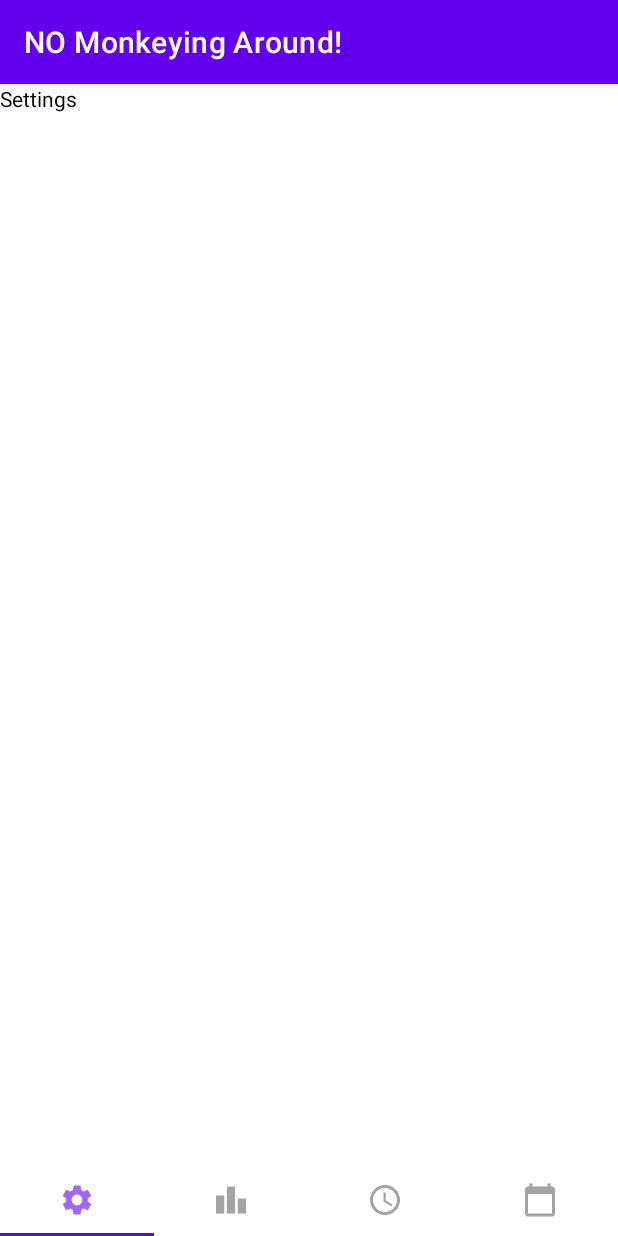
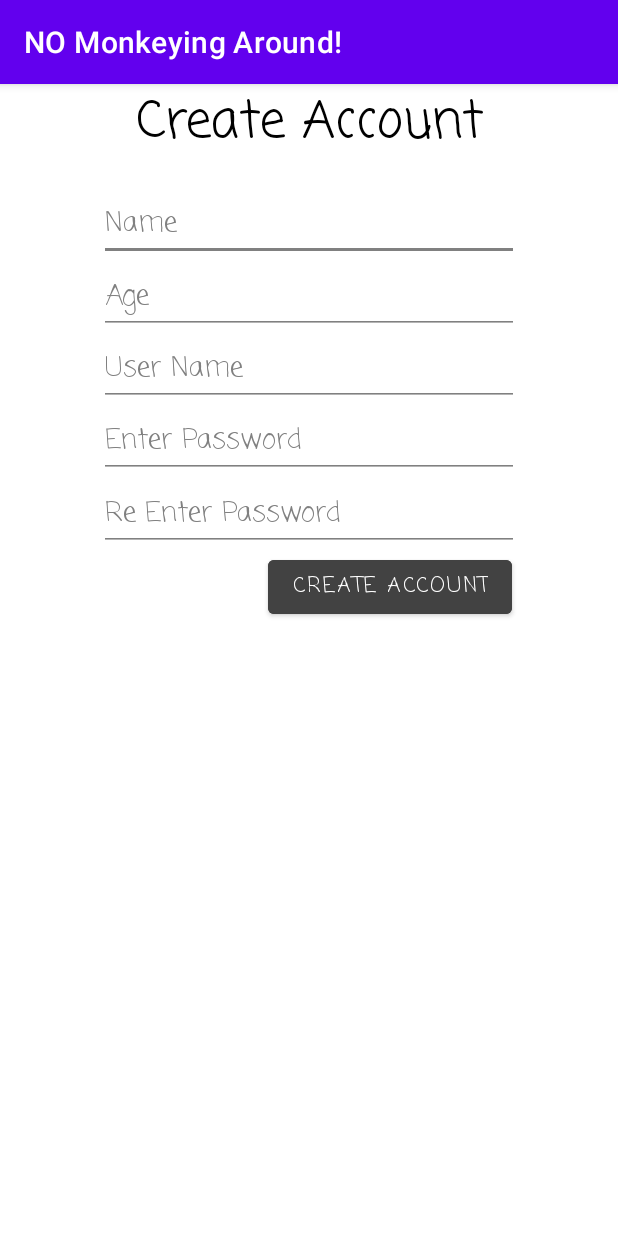
Before and after one commit to ETS-Android3/Android-Monke, an Android app: the screen it shows after launch (MainActivity before the commit, AccountCreate after it), on a phone screen of 412 x 824 dp. Run offline under Robolectric (Android 15) with nearby library versions, the phone set to English and light mode, and no system bars.

Commit message:
account creation page added and start of db setup

```diff
--- /dev/null
+++ b/NOMonkeyingAround/app/src/main/java/com/example/nomonkeyingaround/AccountCreate.java
@@ -0,0 +1,59 @@
+package com.example.nomonkeyingaround;
+
+import androidx.appcompat.app.AppCompatActivity;
+
+import android.content.Intent;
+import android.os.Bundle;
+import android.view.View;
+import android.widget.Button;
+import android.widget.EditText;
+import android.widget.Toast;
+
+public class AccountCreate extends AppCompatActivity {
+
+    //Reference to buttons and other controls
+    Button createAccount;
+    EditText name, userName, age, password, passwordReenter;
+
+    @Override
+    protected void onCreate(Bundle savedInstanceState) {
+        super.onCreate(savedInstanceState);
+        setContentView(R.layout.activity_account_create);
+
+
+        //Control assignment
+        createAccount = findViewById(R.id.CreateAccount);
+        name = findViewById(R.id.InputName);
+        userName = findViewById(R.id.InputUsername);
+        age = findViewById(R.id.InputAge);
+        password = findViewById(R.id.InputPassword);
+        passwordReenter = findViewById(R.id.reenterPassword);
+
+        // New bundle definition for main activity being referenced after account creation
+        Intent homePage = new Intent(this, MainActivity.class);
+        Bundle homeBundle = new Bundle();
+        homeBundle.putString("key1", "CFG:-Main Activity");
+        homePage.putExtras(homeBundle);
+
+        //button click listeners
+        createAccount.setOnClickListener(new View.OnClickListener() {
+            @Override
+            public void onClick(View view) {
+                try {
+                    //isTeacher and isStudent set to false for dev purposes
+                    UserAccount userAccount = new UserAccount(-1, name.getText().toString(), userName.getText().toString(), Integer.parseInt(age.getText().toString()), password.getText().toString(), false, false);
+                    Toast.makeText(AccountCreate.this, userAccount.toString(), Toast.LENGTH_SHORT).show();
+                    startActivity(homePage);
+                    setContentView(R.layout.main_activity);
+                }
+
+                catch (Exception e) {
+                    Toast.makeText(AccountCreate.this, "Error Creating Customer", Toast.LENGTH_SHORT).show();
+                }
+
+                //new database reference created
+                AccountDB accountDB = new AccountDB(AccountCreate.this);
+            }
+        });
+    }
+}
--- /dev/null
+++ b/NOMonkeyingAround/app/src/main/res/layout/activity_account_create.xml
@@ -0,0 +1,112 @@
+<?xml version="1.0" encoding="utf-8"?>
+<androidx.constraintlayout.widget.ConstraintLayout xmlns:android="http://schemas.android.com/apk/res/android"
+    xmlns:app="http://schemas.android.com/apk/res-auto"
+    xmlns:tools="http://schemas.android.com/tools"
+    android:layout_width="match_parent"
+    android:layout_height="match_parent"
+    tools:context=".AccountCreate"
+    android:background="@color/white">
+
+    <TextView
+        android:id="@+id/textView"
+        android:layout_width="match_parent"
+        android:layout_height="70dp"
+        android:fontFamily="casual"
+        android:text="@string/CreateAccount"
+        android:textAlignment="center"
+        android:textAllCaps="false"
+        android:textAppearance="@style/TextAppearance.AppCompat.Display1"
+        android:textColor="@color/black"
+        app:layout_constraintEnd_toEndOf="parent"
+        app:layout_constraintStart_toStartOf="parent"
+        app:layout_constraintTop_toTopOf="parent" />
+
+    <EditText
+        android:id="@+id/InputName"
+        android:layout_width="wrap_content"
+        android:layout_height="48dp"
+        android:ems="10"
+        android:fontFamily="casual"
+        android:hint="@string/Name"
+        android:inputType="textPersonName"
+        android:backgroundTint="#808080"
+        android:textColorHint="#808080"
+        android:textColor="@color/black"
+        app:layout_constraintEnd_toEndOf="parent"
+        app:layout_constraintStart_toStartOf="parent"
+        app:layout_constraintTop_toBottomOf="@+id/textView" />
+
+    <EditText
+        android:id="@+id/InputUsername"
+        android:layout_width="wrap_content"
+        android:layout_height="48dp"
+        android:ems="10"
+        android:fontFamily="casual"
+        android:hint="@string/UserName"
+        android:inputType="textPersonName"
+        android:textColor="@color/black"
+        android:backgroundTint="#808080"
+        android:textColorHint="#808080"
+        app:layout_constraintEnd_toEndOf="parent"
+        app:layout_constraintStart_toStartOf="parent"
+        app:layout_constraintTop_toBottomOf="@+id/InputAge" />
+
+    <EditText
+        android:id="@+id/InputAge"
+        android:layout_width="wrap_content"
+        android:layout_height="wrap_content"
+        android:ems="10"
+        android:fontFamily="casual"
+        android:hint="@string/enterAge"
+        android:inputType="number"
+        android:textColor="@color/black"
+        android:backgroundTint="#808080"
+        android:textColorHint="#808080"
+        app:layout_constraintEnd_toEndOf="parent"
+        app:layout_constraintStart_toStartOf="parent"
+        app:layout_constraintTop_toBottomOf="@+id/InputName" />
+
+    <EditText
+        android:id="@+id/InputPassword"
+        android:layout_width="wrap_content"
+        android:layout_height="48dp"
+        android:ems="10"
+        android:fontFamily="casual"
+        android:hint="@string/prompt_password"
+        android:inputType="textPassword"
+        android:textColor="@color/black"
+        android:backgroundTint="#808080"
+        android:textColorHint="#808080"
+        app:layout_constraintEnd_toEndOf="parent"
+        app:layout_constraintStart_toStartOf="parent"
+        app:layout_constraintTop_toBottomOf="@+id/InputUsername" />
+
+    <EditText
+        android:id="@+id/reenterPassword"
+        android:layout_width="wrap_content"
+        android:layout_height="wrap_content"
+        android:ems="10"
+        android:fontFamily="casual"
+        android:hint="@string/prompt_password_2"
+        android:inputType="textPassword"
+        android:textColor="@color/black"
+        android:backgroundTint="#808080"
+        android:textColorHint="#808080"
+        app:layout_constraintEnd_toEndOf="parent"
+        app:layout_constraintStart_toStartOf="parent"
+        app:layout_constraintTop_toBottomOf="@+id/InputPassword" />
+
+    <Button
+        android:id="@+id/CreateAccount"
+        android:layout_width="wrap_content"
+        android:layout_height="wrap_content"
+        android:backgroundTint="@color/cardview_dark_background"
+        android:text="@string/CreateAccount"
+        android:textColor="@color/white"
+        app:layout_constraintEnd_toEndOf="parent"
+        android:fontFamily="casual"
+        app:layout_constraintHorizontal_bias="0.717"
+        app:layout_constraintStart_toStartOf="parent"
+        app:layout_constraintTop_toBottomOf="@+id/reenterPassword" />
+
+</androidx.constraintlayout.widget.ConstraintLayout>
--- a/NOMonkeyingAround/app/src/main/res/layout/main_activity.xml
+++ b/NOMonkeyingAround/app/src/main/res/layout/main_activity.xml
@@ -5,7 +5,9 @@
     android:layout_width="match_parent"
     android:layout_height="match_parent"
     android:orientation="vertical"
-    tools:context=".MainActivity">
+    tools:context=".MainActivity"
+    android:background="@color/white"
+    android:id="@id/home">
 
     <androidx.viewpager2.widget.ViewPager2
         android:id="@+id/view_pager"
@@ -19,11 +21,14 @@
 
     <com.google.android.material.tabs.TabLayout
         android:id="@+id/tabs"
-        android:layout_width="match_parent"
-        android:layout_height="0dp"
+        android:layout_width="412dp"
+        android:layout_height="68dp"
+        android:scrollbarSize="@dimen/cardview_compat_inset_shadow"
         app:layout_constraintBottom_toBottomOf="parent"
         app:layout_constraintEnd_toEndOf="parent"
-        app:layout_constraintStart_toStartOf="parent">
+        app:layout_constraintStart_toStartOf="parent"
+        app:tabBackground="@color/white"
+        app:tabIndicatorColor="@color/black">
 
         <com.google.android.material.tabs.TabItem
             android:id="@+id/Settings"
@@ -35,19 +40,19 @@
             android:id="@+id/ActivityTracker"
             android:layout_width="wrap_content"
             android:layout_height="wrap_content"
-            android:icon="@drawable/leaderboard" />
+            android:icon="@drawable/leaderboard"/>
 
         <com.google.android.material.tabs.TabItem
             android:id="@+id/GrowATree"
             android:layout_width="wrap_content"
             android:layout_height="wrap_content"
-            android:icon="@drawable/timontask" />
+            android:icon="@drawable/grow_a_tree_custom" />
 
         <com.google.android.material.tabs.TabItem
             android:id="@+id/ToDos"
             android:layout_width="wrap_content"
             android:layout_height="wrap_content"
-            android:icon="@drawable/calendar" />
+            android:icon="@drawable/to_do_custom" />
 
 
     </com.google.android.material.tabs.TabLayout>
--- a/NOMonkeyingAround/app/src/main/res/values/strings.xml
+++ b/NOMonkeyingAround/app/src/main/res/values/strings.xml
@@ -7,14 +7,22 @@
     <string name="calendar">Calendar</string>
     <string name="growAtree">Grow A Tree</string>
     <string name="weeklyView">Week</string>
-    <string name="monthlyView"></string>
+    <string name="monthlyView">Month</string>
     <string name="title_activity_login">LoginActivity</string>
     <string name="prompt_email">Email</string>
-    <string name="prompt_password">Password</string>
+    <string name="prompt_password">Enter Password</string>
+    <string name="prompt_password_2">Re Enter Password</string>
     <string name="action_sign_in">Sign in or register</string>
     <string name="action_sign_in_short">Sign in</string>
     <string name="welcome">"Welcome !"</string>
     <string name="invalid_username">Not a valid username</string>
     <string name="invalid_password">Password must be >5 characters</string>
     <string name="login_failed">"Login failed"</string>
+    <string name="Name">Name</string>
+    <string name="UserName">User Name</string>
+    <string name="enterAge">Age</string>
+    <string name="CreateAccount">Create Account</string>
+    <string name="daily">Daily</string>
+    <string name="weekly">Weekly</string>
+    <string name="monthly">Monthly</string>
 </resources>
```
Also changed, not shown: NOMonkeyingAround/app/src/main/AndroidManifest.xml (+6 -6 lines), NOMonkeyingAround/app/src/main/java/com/example/nomonkeyingaround/AccountDB.java (added, +42 -0 lines), NOMonkeyingAround/app/src/main/java/com/example/nomonkeyingaround/MainActivity.java (+10 -5 lines), NOMonkeyingAround/app/src/main/java/com/example/nomonkeyingaround/UserAccount.java (+17 -1 lines), NOMonkeyingAround/app/src/main/res/layout/fragment_calendar.xml (+8 -4 lines), NOMonkeyingAround/app/src/main/res/drawable-hdpi/grow_a_tree_custom.png (added), NOMonkeyingAround/app/src/main/res/drawable-hdpi/to_do_custom.png (added), NOMonkeyingAround/app/src/main/res/drawable-mdpi/grow_a_tree_custom.png (added), NOMonkeyingAround/app/src/main/res/drawable-mdpi/to_do_custom.png (added), NOMonkeyingAround/app/src/main/res/drawable-xhdpi/grow_a_tree_custom.png (added), NOMonkeyingAround/app/src/main/res/drawable-xhdpi/to_do_custom.png (added), NOMonkeyingAround/app/src/main/res/drawable-xxhdpi/grow_a_tree_custom.png (added), NOMonkeyingAround/app/src/main/res/drawable-xxhdpi/to_do_custom.png (added), NOMonkeyingAround/app/src/main/res/drawable-xxxhdpi/grow_a_tree_custom.png (added), 1 more files, 1 other file.
